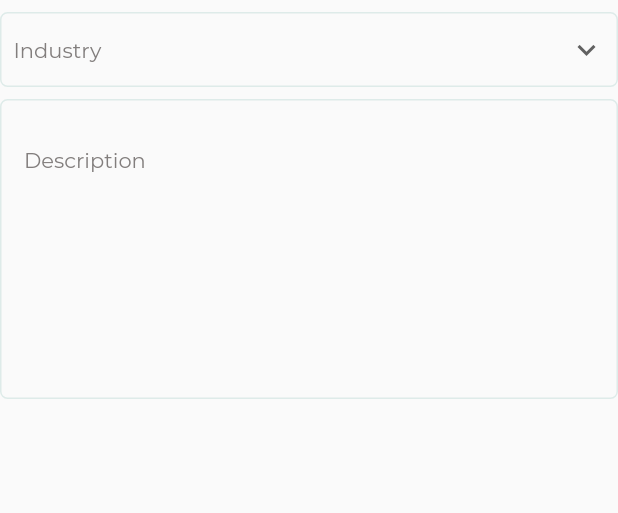
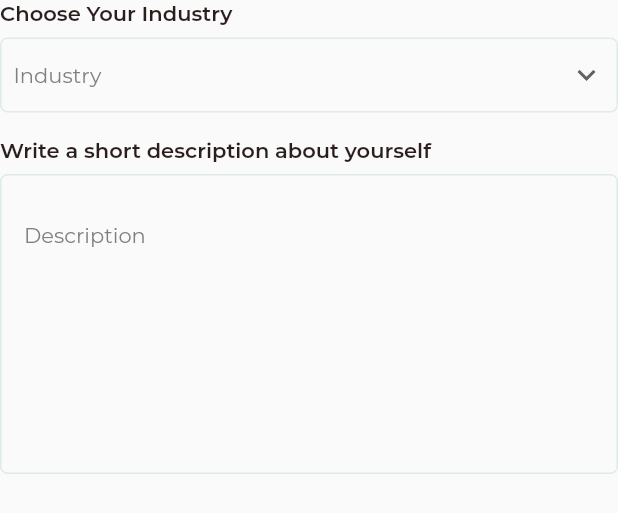
Before and after one commit to MartinOsama123/Mazloum, a Flutter app: the DescriptionSupplier widget shown alone on an empty page, opened directly, on a phone screen of 412 x 824 dp. Shown: the top 513 px of the screen. Run offline on Flutter 3.47's test engine with Material 2 defaults, Android fonts, the phone set to English and light mode, and no system bars; our stand-ins replace flutter_datetime_picker, flutter_rating_bar; project files that could hold a hidden picture were left out.

Commit message:
Added Labels in Industry Screen

```diff
--- a/lib/Screens/SupplierRegistration/SupplierRegisteration.dart
+++ b/lib/Screens/SupplierRegistration/SupplierRegisteration.dart
@@ -107,6 +107,7 @@ class _MyDescriptionSupplier extends State<DescriptionSupplier> {
   Widget build(BuildContext context) {
     return Column(
       children: [
+        Align(alignment: Alignment.centerLeft,child: const Text("Choose Your Industry",style: TextStyle(fontSize: 14,color: AppColor.SupplierLabelColor,fontWeight: FontWeight.w600))),
         Padding(
           padding: const EdgeInsets.symmetric(vertical: 8),
           child: DropdownButtonHideUnderline(
@@ -148,6 +149,11 @@ class _MyDescriptionSupplier extends State<DescriptionSupplier> {
               ),
             ),
           ),
+        ),
+
+        Padding(
+          padding: const EdgeInsets.symmetric(vertical: 8),
+          child: Align(alignment: Alignment.centerLeft,child: const Text("Write a short description about yourself",style: TextStyle(fontSize: 14,color: AppColor.SupplierLabelColor,fontWeight: FontWeight.w600))),
         ),
         Container(
           height: 200,
```
